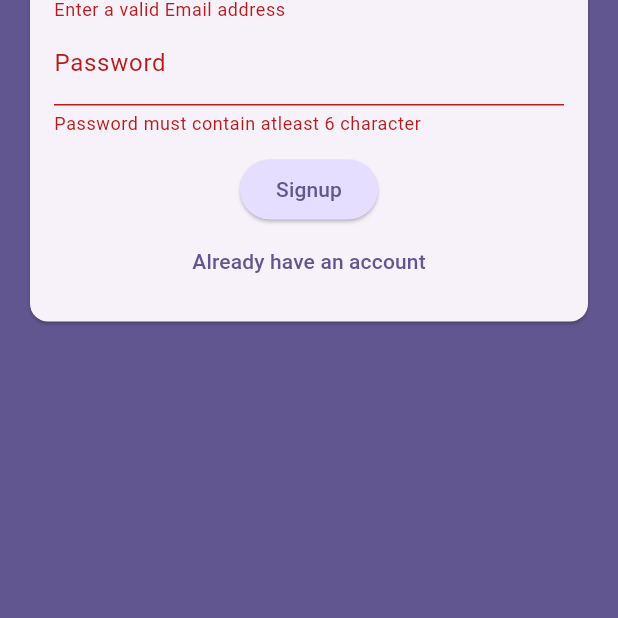
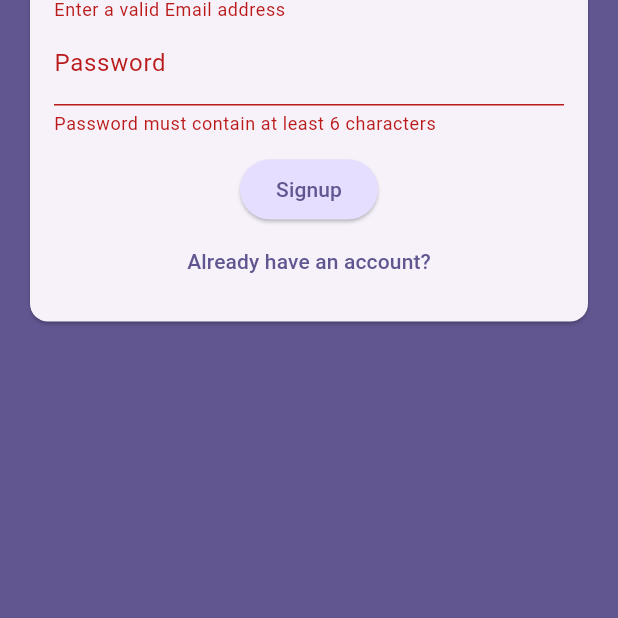
Before and after one commit to Sudhirnagar/chat_app, a Flutter app: the screen it shows after launch, after a tap on "Login", after a tap on "Create an account", on a phone screen of 412 x 824 dp, the part 553-1171 px from its top. Run offline on Flutter 3.47's test engine with Material 3 defaults, Android fonts, the phone set to English and light mode, and no system bars; our stand-ins replace firebase_auth, firebase_core; accounts and stored records are empty.

Commit message:
save changes

```diff
--- a/lib/main.dart
+++ b/lib/main.dart
@@ -1,6 +1,9 @@
 import 'package:flutter/material.dart';
 import 'package:zingchat/screens/auth.dart';
 import 'package:firebase_core/firebase_core.dart';
+import 'package:zingchat/screens/chat.dart';
+import 'package:firebase_auth/firebase_auth.dart';
+import 'package:zingchat/screens/splash.dart';
 import 'firebase_options.dart';
 
 void main() async {
@@ -18,12 +21,23 @@ class App extends StatelessWidget {
   Widget build(BuildContext context) {
     return MaterialApp(
       title: 'ZingChat',
+      debugShowCheckedModeBanner: false,
       theme: ThemeData().copyWith(
         colorScheme: ColorScheme.fromSeed(
           seedColor: const Color.fromARGB(255, 63, 17, 177),
         ),
       ),
-      home: const AuthScreen(),
+      home: StreamBuilder(
+          stream: FirebaseAuth.instance.authStateChanges(),
+          builder: (ctx, snapshot) {
+            if (snapshot.connectionState == ConnectionState.waiting) {
+              return const SplashScreen();
+            }
+            if (snapshot.hasData) {
+              return const ChatScreen();
+            }
+            return const AuthScreen();
+          }),
     );
   }
 }
--- a/lib/screens/auth.dart
+++ b/lib/screens/auth.dart
@@ -1,5 +1,7 @@
+import 'package:firebase_auth/firebase_auth.dart';
 import 'package:flutter/material.dart';
-import 'package:flutter/rendering.dart';
+
+final _firebase = FirebaseAuth.instance;
 
 class AuthScreen extends StatefulWidget {
   const AuthScreen({super.key});
@@ -15,12 +17,34 @@ class _AuthScreenState extends State<AuthScreen> {
 
   var _islogin = true;
   var _enteredEmail = '';
-  var _enteredPass = '';
+  var _enteredPassword = '';
 
-  void _submit() {
+  void _submit() async {
     final isvalid = _form.currentState!.validate();
-    if (isvalid) {
+    if (!isvalid) {
+      return;
+    }
     _form.currentState!.save();
+
+    try {
+      if (_islogin) {
+        final userCredentials = await _firebase.signInWithEmailAndPassword(
+          email: _enteredEmail,
+          password: _enteredPassword,
+        );
+      } else {
+        final userCredentials = await _firebase.createUserWithEmailAndPassword(
+          email: _enteredEmail,
+          password: _enteredPassword,
+        );
+      }
+    } on FirebaseAuthException catch (error) {
+      ScaffoldMessenger.of(context).clearSnackBars();
+      ScaffoldMessenger.of(context).showSnackBar(
+        SnackBar(
+          content: Text(error.message ?? 'Authentication failed.'),
+        ),
+      );
     }
   }
 
@@ -54,7 +78,8 @@ class _AuthScreenState extends State<AuthScreen> {
                         children: [
                           TextFormField(
                             decoration: const InputDecoration(
-                                labelText: 'Email Address'),
+                              labelText: 'Email Address',
+                            ),
                             keyboardType: TextInputType.emailAddress,
                             autocorrect: false,
                             textCapitalization: TextCapitalization.none,
@@ -64,7 +89,6 @@ class _AuthScreenState extends State<AuthScreen> {
                                   !value.contains('@')) {
                                 return 'Enter a valid Email address';
                               }
-
                               return null;
                             },
                             onSaved: (value) {
@@ -74,47 +98,50 @@ class _AuthScreenState extends State<AuthScreen> {
                             },
                           ),
                           TextFormField(
-                            decoration:
-                                const InputDecoration(labelText: 'Password'),
+                            decoration: const InputDecoration(
+                              labelText: 'Password',
+                            ),
                             obscureText: true,
                             validator: (value) {
                               if (value == null || value.trim().length < 6) {
-                                return 'Password must contain atleast 6 character';
+                                return 'Password must contain at least 6 characters';
                               }
-
                               return null;
                             },
                             onSaved: (value) {
                               if (value != null) {
-                                _enteredPass= value;
+                                _enteredPassword = value;
                               }
                             },
                           ),
-                          SizedBox(
-                            height: 12,
-                          ),
+                          const SizedBox(height: 12),
                           ElevatedButton(
                             style: ElevatedButton.styleFrom(
                               backgroundColor: Theme.of(context)
                                   .colorScheme
-                                      .primaryContainer),
+                                  .primaryContainer,
+                            ),
                             onPressed: _submit,
-                              child: Text(_islogin ? 'Login' : 'Signup')),
+                            child: Text(_islogin ? 'Login' : 'Signup'),
+                          ),
                           TextButton(
                             onPressed: () {
                               setState(() {
                                 _islogin = !_islogin;
                               });
                             },
-                              child: Text(_islogin
+                            child: Text(
+                              _islogin
                                   ? 'Create an account'
-                                  : 'Already have an account'))
+                                  : 'Already have an account?',
+                            ),
+                          ),
                         ],
                       ),
                     ),
                   ),
                 ),
-              )
+              ),
             ],
           ),
         ),
--- /dev/null
+++ b/lib/screens/splash.dart
@@ -0,0 +1,14 @@
+import 'package:flutter/material.dart';
+
+class SplashScreen extends StatelessWidget {
+  const SplashScreen({super.key});
+  @override
+  Widget build(BuildContext context) {
+    return Scaffold(
+      appBar: AppBar(
+        title: Text('ZingChat'),
+      ),
+      body: Center(child: Text('Loading...')),
+    );
+  }
+}
```
Also changed, not shown: lib/screens/chat.dart (added, +26 -0 lines). Lines whose indentation alone changed are shown as unchanged.
